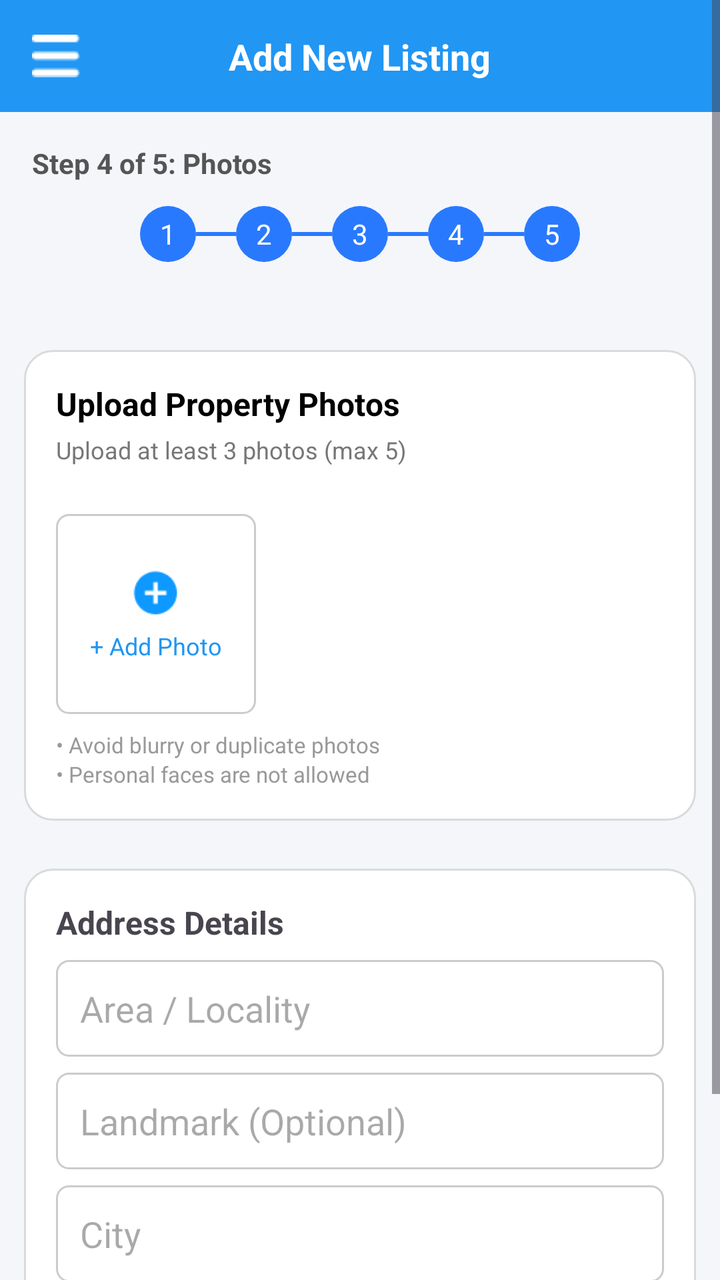
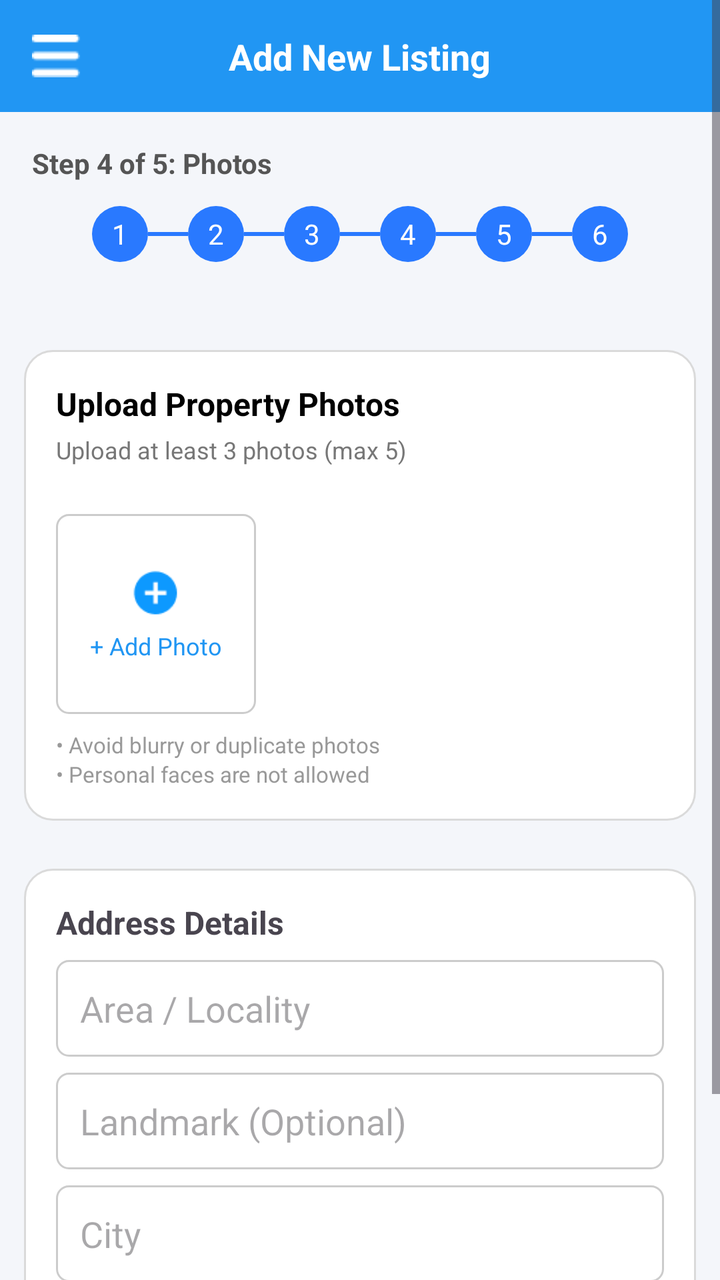

The first picture is an Android layout as it rendered before a commit; the second is the same layout after the commit. The layout source and the unified diff follow.
<!-- AndroidManifest.xml: application theme Theme.CampusSaathi -->
<!-- res/layout/activity_owner_add_new_list5.xml -->
<?xml version="1.0" encoding="utf-8"?>
<ScrollView xmlns:android="http://schemas.android.com/apk/res/android"
    android:layout_width="match_parent"
    android:layout_height="match_parent"
    android:background="#F4F6FA">

    <LinearLayout
        android:layout_width="match_parent"
        android:layout_height="wrap_content"
        android:orientation="vertical">

        
        <RelativeLayout
            android:layout_width="match_parent"
            android:layout_height="56dp"
            android:background="#2196F3"
            android:padding="16dp">

            <ImageView
                android:id="@+id/btnMenu"
                android:layout_width="24dp"
                android:layout_height="24dp"
                android:src="@drawable/ic_menu" />

            <TextView
                android:layout_width="wrap_content"
                android:layout_height="wrap_content"
                android:text="Add New Listing"
                android:textColor="@android:color/white"
                android:textSize="18sp"
                android:textStyle="bold"
                android:layout_centerInParent="true" />
        </RelativeLayout>

        
        <LinearLayout
            android:layout_width="match_parent"
            android:layout_height="wrap_content"
            android:padding="16dp"
            android:orientation="vertical">

            <TextView
                android:layout_width="wrap_content"
                android:layout_height="wrap_content"
                android:text="Step 4 of 5: Photos"
                android:textStyle="bold"
                android:textColor="#555"
                android:textSize="14sp" />
            <LinearLayout
                android:layout_width="match_parent"
                android:layout_height="wrap_content"
                android:orientation="horizontal"
                android:gravity="center"
                android:layout_marginTop="12dp">

                
                <TextView
                    android:text="1"
                    android:background="@drawable/step_done"
                    android:textColor="#FFFFFF"
                    android:gravity="center"
                    android:layout_width="28dp"
                    android:layout_height="28dp"/>

                <View
                    android:layout_width="20dp"
                    android:layout_height="2dp"
                    android:background="#2979FF"/>

                
                <TextView
                    android:text="2"
                    android:background="@drawable/step_done"
                    android:textColor="#FFFFFF"
                    android:gravity="center"
                    android:layout_width="28dp"
                    android:layout_height="28dp"/>

                <View
                    android:layout_width="20dp"
                    android:layout_height="2dp"
                    android:background="#2979FF"/>

                
                <TextView
                    android:text="3"
                    android:background="@drawable/step_done"
                    android:textColor="#FFFFFF"
                    android:gravity="center"
                    android:layout_width="28dp"
                    android:layout_height="28dp"/>

                <View
                    android:layout_width="20dp"
                    android:layout_height="2dp"
                    android:background="#2979FF"/>

                
                <TextView
                    android:text="4"
                    android:background="@drawable/step_done"
                    android:textColor="#FFFFFF"
                    android:gravity="center"
                    android:layout_width="28dp"
                    android:layout_height="28dp"/>

                <View
                    android:layout_width="20dp"
                    android:layout_height="2dp"
                    android:background="#2979FF"/>

                
                <TextView
                    android:text="5"
                    android:background="@drawable/step_active"
                    android:textColor="#FFFFFF"
                    android:gravity="center"
                    android:layout_width="28dp"
                    android:layout_height="28dp"/>
            </LinearLayout>


            <ImageView
                android:layout_marginTop="8dp"
                android:layout_width="match_parent"
                android:layout_height="8dp"
                android:src="@drawable/step_4" />
        </LinearLayout>

        
        <LinearLayout
            android:layout_width="match_parent"
            android:layout_height="wrap_content"
            android:layout_margin="12dp"
            android:padding="16dp"
            android:orientation="vertical"
            android:background="@drawable/card_border">

            <TextView
                android:layout_width="wrap_content"
                android:layout_height="wrap_content"
                android:text="Upload Property Photos"
                android:textStyle="bold"
                android:textSize="16sp"
                android:textColor="#000" />

            <TextView
                android:layout_width="wrap_content"
                android:layout_height="wrap_content"
                android:layout_marginTop="4dp"
                android:text="Upload at least 3 photos (max 5)"
                android:textSize="12sp"
                android:textColor="#777" />

            
            <GridLayout
                android:id="@+id/gridImages"
                android:layout_width="match_parent"
                android:layout_height="wrap_content"
                android:layout_marginTop="12dp"
                android:columnCount="3"
                android:useDefaultMargins="true"/>

            
            <LinearLayout
                android:id="@+id/btnAddImage"
                android:layout_marginTop="12dp"
                android:layout_width="100dp"
                android:layout_height="100dp"
                android:gravity="center"
                android:orientation="vertical"
                android:background="@drawable/edit_bg">

                <ImageView
                    android:layout_width="26dp"
                    android:layout_height="28dp"
                    android:src="@drawable/ic_add" />

                <TextView
                    android:layout_width="wrap_content"
                    android:layout_height="wrap_content"
                    android:layout_marginTop="4dp"
                    android:text="+ Add Photo"
                    android:textSize="12sp"
                    android:textColor="#2196F3" />
            </LinearLayout>

            <TextView
                android:layout_width="wrap_content"
                android:layout_height="wrap_content"
                android:layout_marginTop="8dp"
                android:text="• Avoid blurry or duplicate photos"
                android:textSize="11sp"
                android:textColor="#999" />

            <TextView
                android:layout_width="wrap_content"
                android:layout_height="wrap_content"
                android:text="• Personal faces are not allowed"
                android:textSize="11sp"
                android:textColor="#999" />
        </LinearLayout>




        
        <LinearLayout
            android:layout_width="match_parent"
            android:layout_height="wrap_content"
            android:layout_margin="12dp"
            android:padding="16dp"
            android:orientation="vertical"
            android:background="@drawable/card_border">

            <TextView   android:layout_width="wrap_content"
                android:layout_height="wrap_content"
                android:text="Address Details"
                android:textStyle="bold"
                android:textSize="16sp" />

            <EditText
                android:id="@+id/edtArea"
                android:layout_marginTop="8dp"
                android:hint="Area / Locality"
                android:background="@drawable/edit_bg"
                android:padding="12dp"
                android:layout_width="match_parent"
                android:layout_height="wrap_content" />

            <EditText
                android:id="@+id/edtLandmark"
                android:layout_marginTop="8dp"
                android:hint="Landmark (Optional)"
                android:background="@drawable/edit_bg"
                android:padding="12dp"
                android:layout_width="match_parent"
                android:layout_height="wrap_content" />

            <EditText
                android:id="@+id/edtCity"
                android:layout_marginTop="8dp"
                android:hint="City"
                android:background="@drawable/edit_bg"
                android:padding="12dp"
                android:layout_width="match_parent"
                android:layout_height="wrap_content" />
        </LinearLayout>

        
        <Button
            android:id="@+id/btnSubmit"
            android:layout_margin="16dp"
            android:layout_width="match_parent"
            android:layout_height="48dp"
            android:text="Submit Listing"
            android:textAllCaps="false"
            android:textColor="@android:color/white"
            android:backgroundTint="#2196F3" />

    </LinearLayout>
</ScrollView>
<!-- resources referenced by this layout -->
<resources>
  <!-- drawable card_border (drawable) -->
  <?xml version="1.0" encoding="utf-8"?>
  <shape xmlns:android="http://schemas.android.com/apk/res/android">
      <solid android:color="#FFFFFF" />
  
      <stroke
          android:width="1dp"
          android:color="#DADADA" />
  
      <corners android:radius="14dp" />
  </shape>
  <!-- drawable edit_bg (drawable) -->
  <shape xmlns:android="http://schemas.android.com/apk/res/android">
      <solid android:color="#FFFFFF"/>
      <stroke android:width="1dp" android:color="#CCCCCC"/>
      <corners android:radius="6dp"/>
  </shape>
  <!-- drawable ic_add: png bitmap (drawable, 821 bytes) -->
  <!-- drawable ic_menu: png bitmap (drawable, 269 bytes) -->
  <!-- drawable step_4: vector/xml drawable (drawable, 2605 chars, omitted) -->
  <!-- drawable step_active (drawable) -->
  <shape xmlns:android="http://schemas.android.com/apk/res/android">
      <solid android:color="#2979FF"/>
      <corners android:radius="50dp"/>
  </shape>
  <!-- drawable step_done (drawable) -->
  <?xml version="1.0" encoding="utf-8"?>
  <shape xmlns:android="http://schemas.android.com/apk/res/android">
      <solid android:color="#2979FF"/>
      <corners android:radius="50dp"/>
  </shape>
  <style name="Theme.CampusSaathi" parent="Base.Theme.CampusSaathi" />
  <style name="Base.Theme.CampusSaathi" parent="Theme.Material3.DayNight.NoActionBar">
          
          
      </style>
</resources>

<!-- the commit's change to res/layout/activity_owner_add_new_list5.xml (unified diff, before → after) -->
@@ -117,6 +117,19 @@
                     android:gravity="center"
                     android:layout_width="28dp"
                     android:layout_height="28dp"/>
+
+                <View
+                    android:layout_width="20dp"
+                    android:layout_height="2dp"
+                    android:background="#2979FF"/>
+
+                <TextView android:text="6"
+                    android:background="@drawable/step_active"
+                    android:textColor="#fff"
+                    android:gravity="center"
+                    android:layout_width="28dp"
+                    android:layout_height="28dp"/>
+
             </LinearLayout>
 
 
